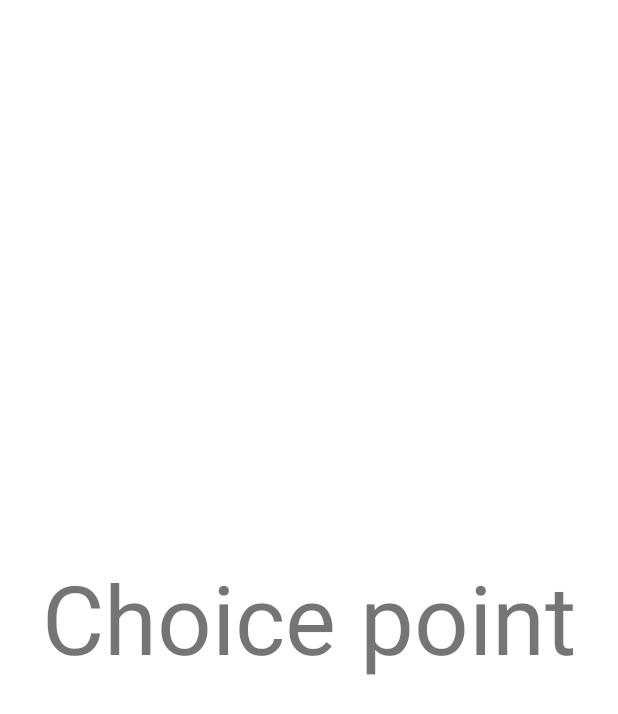
After one commit to Dj5822/FACT-Application, an Android app: the layout activity_choicepoint.xml on its own in the app's theme, with its tools: preview values and no code run, on a phone screen of 412 x 824 dp. The commit adds this screen. Shown: the top 714 px of the screen. Run offline under Robolectric (Android 15) with nearby library versions, the phone set to English and light mode, and no system bars.

Commit message:
Add bullseye and choicepoint activity

```diff
--- a/app/src/main/AndroidManifest.xml
+++ b/app/src/main/AndroidManifest.xml
@@ -10,7 +10,7 @@
         android:supportsRtl="true"
         android:theme="@style/Theme.FACTApplication">
         <activity
-            android:name=".MainActivity"
+            android:name=".MenuActivity"
             android:exported="true">
             <intent-filter>
                 <action android:name="android.intent.action.MAIN" />
--- a/app/src/main/java/com/example/factapplication/MainActivity.java
+++ b/app/src/main/java/com/example/factapplication/BullseyeActivity.java
@@ -1,10 +1,10 @@
 package com.example.factapplication;
+
+import android.os.Bundle;
 
 import androidx.appcompat.app.AppCompatActivity;
 
-import android.os.Bundle;
-
-public class MainActivity extends AppCompatActivity {
+public class BullseyeActivity extends AppCompatActivity {
 
     @Override
     protected void onCreate(Bundle savedInstanceState) {
--- /dev/null
+++ b/app/src/main/res/layout/activity_choicepoint.xml
@@ -0,0 +1,21 @@
+<?xml version="1.0" encoding="utf-8"?>
+<LinearLayout
+    xmlns:android="http://schemas.android.com/apk/res/android"
+    xmlns:app="http://schemas.android.com/apk/res-auto"
+    xmlns:tools="http://schemas.android.com/tools"
+    android:layout_width="match_parent"
+    android:layout_height="match_parent"
+    tools:context=".ChoicepointActivity"
+    android:orientation="vertical"
+    android:layout_margin="16dp">
+
+    <TextView
+        android:id="@+id/menuTitle"
+        android:layout_width="match_parent"
+        android:layout_height="wrap_content"
+        android:layout_weight="5"
+        android:text="Choice point"
+        android:gravity="center"
+        android:textSize="64sp"/>
+
+</LinearLayout>
```
Also changed, not shown: app/src/main/java/com/example/factapplication/ChoicepointActivity.java (added, +16 -0 lines), app/src/main/java/com/example/factapplication/MenuActivity.java (added, +24 -0 lines), app/src/main/res/layout/activity_bullseye.xml (added, +21 -0 lines), app/src/main/res/layout/activity_menu.xml (+5 -3 lines).
